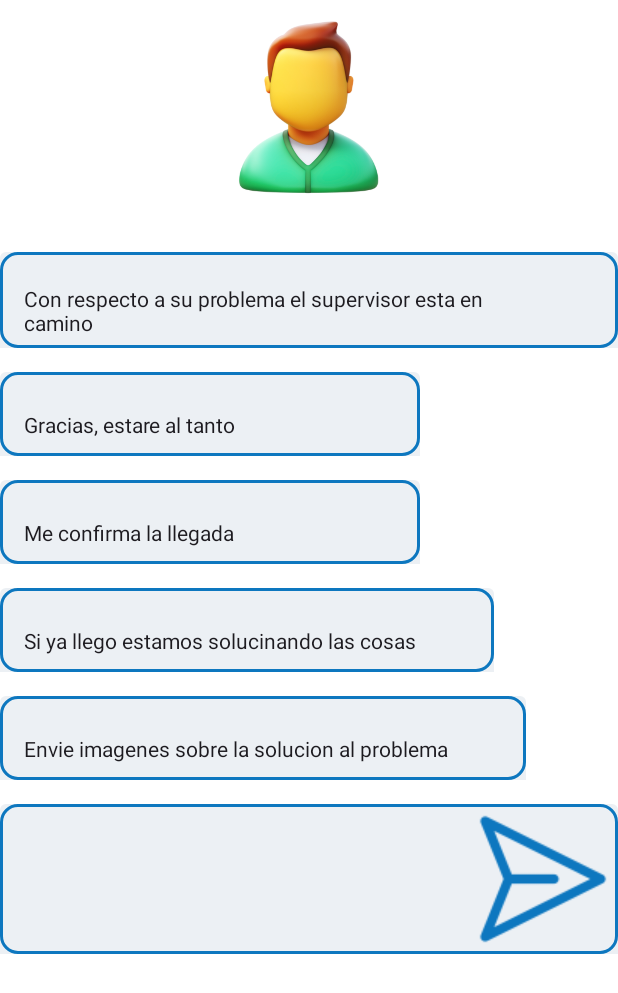
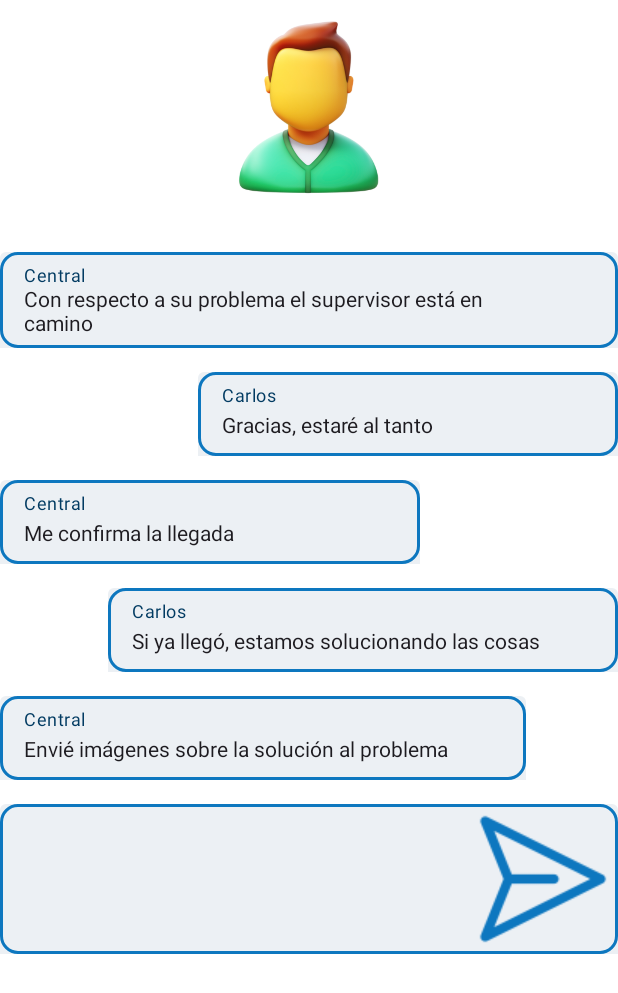
Before and after one commit to ftjuanxd/Aplicaciones-Moviles, an Android app built with Jetpack Compose: the @Preview function Chat, on a phone screen of 412 x 824 dp. Shown: the top 993 px of the screen. Run offline under Robolectric (Android 15) with nearby library versions, the phone set to English and light mode, and no system bars.

Commit message:
Add Action to Report's Items and Chat Aligment Correction

```diff
--- a/Minapp_app/app/src/main/java/com/zonedev/minapp/ui/theme/Components/Template.kt
+++ b/Minapp_app/app/src/main/java/com/zonedev/minapp/ui/theme/Components/Template.kt
@@ -54,7 +54,6 @@ fun Template_Text(IsScreenElement: Boolean = false, Label_Id: String = stringRes
     if (IsScreenElement) {
         CameraCapture(stringResource(R.string.Value_Label_Element))
     }
-
     CustomTextField(
         value = Id,
         label = Label_Id,
@@ -65,7 +64,6 @@ fun Template_Text(IsScreenElement: Boolean = false, Label_Id: String = stringRes
             imeAction = ImeAction.Next,
         )
     )
-
     // TextField Authorization
     CustomTextField(
         value = name,
@@ -77,6 +75,7 @@ fun Template_Text(IsScreenElement: Boolean = false, Label_Id: String = stringRes
             imeAction = ImeAction.Next,
         )
     )
+    Components_Template()
 }
 
 @Composable
--- a/Minapp_app/app/src/main/java/com/zonedev/minapp/ui/theme/Screen/Chat.kt
+++ b/Minapp_app/app/src/main/java/com/zonedev/minapp/ui/theme/Screen/Chat.kt
@@ -36,11 +36,11 @@ fun ComponentsChat(){
     data class Item(val value: String, val label: String)
 
     val values = listOf(
-        Item("Con respecto a su problema el supervisor esta en camino",stringResource(R.string.Label_Value_Central)),
-        Item("Gracias, estare al tanto", stringResource(R.string.Label_Value_Employ)),
-        Item("Me confirma la llegada",stringResource(R.string.Label_Value_Central)),
-        Item("Si ya llego estamos solucinando las cosas",stringResource(R.string.Label_Value_Employ)),
-        Item("Envie imagenes sobre la solucion al problema",stringResource(R.string.Label_Value_Central))
+        Item("Con respecto a su problema el supervisor está en camino", stringResource(R.string.Label_Value_Central)),
+        Item("Gracias, estaré al tanto", stringResource(R.string.Label_Value_Employ)),
+        Item("Me confirma la llegada", stringResource(R.string.Label_Value_Central)),
+        Item("Si ya llegó, estamos solucionando las cosas", stringResource(R.string.Label_Value_Employ)),
+        Item("Envié imágenes sobre la solución al problema", stringResource(R.string.Label_Value_Central))
     )
 
     var typetext by remember { mutableStateOf("") }
@@ -58,14 +58,19 @@ fun ComponentsChat(){
 
         values.forEach { item ->
             Row(
-                horizontalArrangement = if (item.label != "central") Arrangement.End else Arrangement.Start // Alinea según el remitente
+                modifier = Modifier.fillMaxWidth(),
+                horizontalArrangement = if (item.label == stringResource(R.string.Label_Value_Central)) {
+                    Arrangement.Start // Alinea a la izquierda si es "central"
+                } else {
+                    Arrangement.End   // Alinea a la derecha si es "usuario"
+                }
             ) {
                 CustomTextField(
                     value = item.value,
                     onValueChange = {},
                     label = item.label,
                     isEnabled = false,
-                    isUser = (item.label == "central")
+                    isUser = (item.label != stringResource(R.string.Label_Value_Central)) // Detecta si es el usuario
                 )
             }
         }
```
Also changed, not shown: Minapp_app/app/src/main/java/com/zonedev/minapp/ui/theme/Components/Component.kt (+57 -19 lines).
